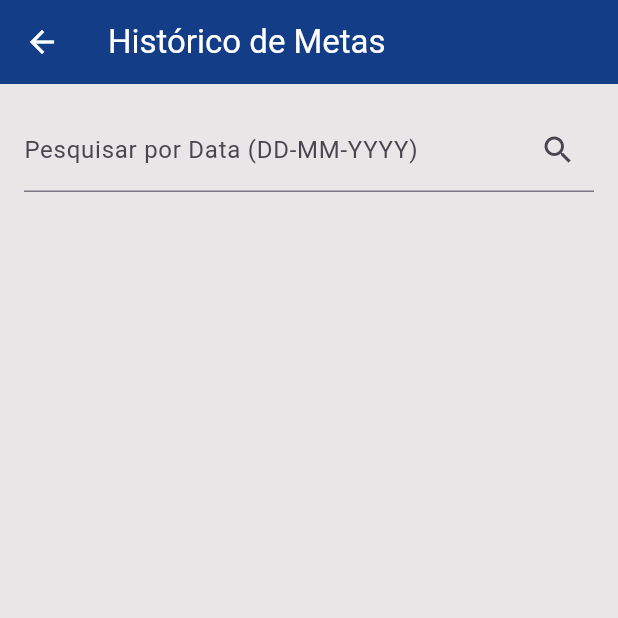
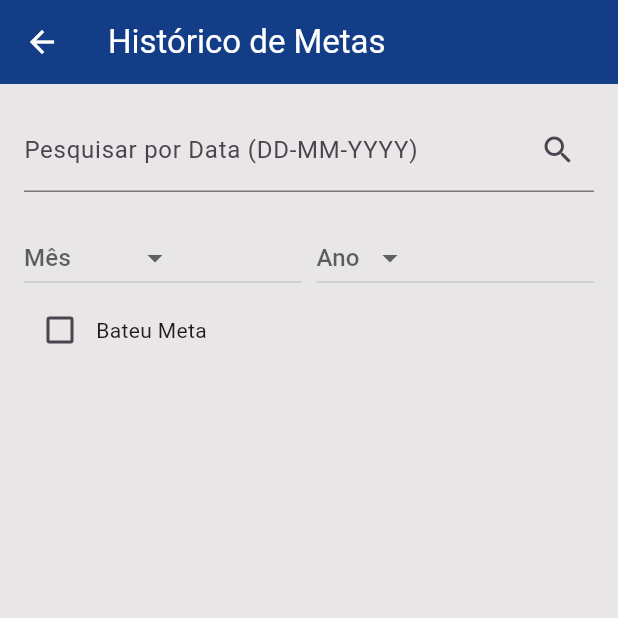
Before and after one commit to liviaxrs/DSI_grupo04_2024.2, a Flutter app: the EdicaoPerfil screen opened by its route, after a tap on the "history" icon, on a phone screen of 412 x 824 dp, the top half of it. Run offline on Flutter 3.47's test engine with Material 3 defaults, Android fonts, the phone set to English and light mode, and no system bars; our stand-ins replace cloud_firestore, date_picker_timeline, firebase_auth, firebase_core, fl_chart, geocoding and 3 more; accounts and stored records are empty.

Commit message:
adicionando filtro de metas, melhorando interface e resolvendo ultimos bugs

```diff
--- a/flutter_application_1/lib/screens/tela_edicao_perfil.dart
+++ b/flutter_application_1/lib/screens/tela_edicao_perfil.dart
@@ -157,12 +157,11 @@ class _EdicaoPerfilState extends State<EdicaoPerfil> {
     }
   }
 
-  // Função para excluir a conta
   Future<void> _excluirConta() async {
     User? usuarioAtual = FirebaseAuth.instance.currentUser;
     if (usuarioAtual != null) {
       try {
-        // Obtém uma referência ao Firestore
+
         FirebaseFirestore firestore = FirebaseFirestore.instance;
 
         // Deleta todas as tarefas associadas ao usuário
@@ -175,7 +174,6 @@ class _EdicaoPerfilState extends State<EdicaoPerfil> {
           await firestore.collection('tasks').doc(doc.id).delete();
         }
 
-        // Deleta o usuário da coleção 'usuarios'
         await firestore.collection('usuarios').doc(usuarioAtual.uid).delete();
 
         // Exclui a conta do Authentication
@@ -184,7 +182,6 @@ class _EdicaoPerfilState extends State<EdicaoPerfil> {
         // Redireciona para a tela de login
         Navigator.pushReplacementNamed(context, '/tela_login');
       } catch (e) {
-        print("Erro ao excluir a conta: $e");
         // Exibe mensagem de erro
         ScaffoldMessenger.of(context).showSnackBar(SnackBar(
           content: Text("Erro ao excluir a conta: $e"),
@@ -205,14 +202,14 @@ class _EdicaoPerfilState extends State<EdicaoPerfil> {
           actions: [
             TextButton(
               onPressed: () {
-                Navigator.of(context).pop(); // Fecha o pop-up
+                Navigator.of(context).pop();
               },
               child: const Text("Cancelar"),
             ),
             TextButton(
               onPressed: () {
-                Navigator.of(context).pop(); // Fecha o pop-up
-                _excluirConta(); // Chama a função para excluir a conta
+                Navigator.of(context).pop();
+                _excluirConta();
               },
               child: const Text(
                 "Excluir",
@@ -270,12 +267,11 @@ class _EdicaoPerfilState extends State<EdicaoPerfil> {
       body: Padding(
         padding: const EdgeInsets.all(16.0),
         child: SingleChildScrollView(
-          child: Center(  // Centraliza todo o conteúdo
+          child: Center(
             child: Column(
-              mainAxisAlignment: MainAxisAlignment.center,  // Centraliza verticalmente
-              crossAxisAlignment: CrossAxisAlignment.center,  // Centraliza horizontalmente
+              mainAxisAlignment: MainAxisAlignment.center,
+              crossAxisAlignment: CrossAxisAlignment.center,
               children: [
-                // Título para a seção de informações do perfil
                 Text(
                   'Informações do Perfil',
                   style: TextStyle(
@@ -310,7 +306,6 @@ class _EdicaoPerfilState extends State<EdicaoPerfil> {
                   ),
                 ),
                 const SizedBox(height: 40),
-                // Título para a seção de metas do dia
                 Text(
                   'Meta do Dia',
                   style: TextStyle(
@@ -338,7 +333,6 @@ class _EdicaoPerfilState extends State<EdicaoPerfil> {
                   ],
                 ),
                 const SizedBox(height: 40),
-                // Botão para excluir a conta
                 ElevatedButton(
                   onPressed: _confirmarExclusaoConta,
                   style: ElevatedButton.styleFrom(
--- a/flutter_application_1/lib/screens/tela_historicometas.dart
+++ b/flutter_application_1/lib/screens/tela_historicometas.dart
@@ -14,11 +14,25 @@ class HistoricoMetasScreen extends StatefulWidget {
 class _HistoricoMetasScreenState extends State<HistoricoMetasScreen> {
   final TextEditingController _dataController = TextEditingController();
   List<Meta> _metas = [];
+  String? _selectedMonth;
+  String? _selectedYear;
+  bool _bateuMetaFilter = false;
+
+  final List<String> _months = [
+    'Janeiro', 'Fevereiro', 'Março', 'Abril', 'Maio', 'Junho',
+    'Julho', 'Agosto', 'Setembro', 'Outubro', 'Novembro', 'Dezembro'
+  ];
+  final List<String> _years = ['2023', '2024', '2025', '2026', '2027', '2028', '2029', '2030'];
 
   @override
   void initState() {
     super.initState();
     _buscarMetas();
+
+    FirebaseFirestore.instance.collection('tasks').snapshots().listen((snapshot) {
+      _updateMetaWithCompletedTasks();
+      _buscarMetas();
+    });
   }
 
   Future<void> _buscarMetas({String? data}) async {
@@ -36,15 +50,60 @@ class _HistoricoMetasScreenState extends State<HistoricoMetasScreen> {
       query = query.where('date', isEqualTo: formattedDate);
     }
 
+    if (_selectedMonth != null && _selectedYear != null) {
+      final monthIndex = _months.indexOf(_selectedMonth!) + 1;
+      final startDate = '$_selectedYear-${monthIndex.toString().padLeft(2, '0')}-01';
+      final endDate = '$_selectedYear-${monthIndex.toString().padLeft(2, '0')}-31';
+      query = query.where('date', isGreaterThanOrEqualTo: startDate).where('date', isLessThanOrEqualTo: endDate);
+    }
+
     final snapshot = await query.get();
 
-    // Evita chamar setState() se o widget já foi descartado
     if (!mounted) return;
 
     setState(() {
       _metas = snapshot.docs
           .map((doc) => Meta.fromJson(doc.id, doc.data() as Map<String, dynamic>))
           .toList();
+
+      if (_bateuMetaFilter) {
+        _metas = _metas.where((meta) => meta.taskIds.length >= meta.taskGoal).toList();
+      }
+    });
+  }
+
+  Future<void> _updateMetaWithCompletedTasks() async {
+    final user = FirebaseAuth.instance.currentUser;
+    if (user == null) return;
+
+    final today = DateTime.now();
+    final formattedDate =
+        '${today.year}-${today.month.toString().padLeft(2, '0')}-${today.day.toString().padLeft(2, '0')}';
+
+    // Buscar a meta do dia
+    final metaQuery = await FirebaseFirestore.instance
+        .collection('metas')
+        .where('userId', isEqualTo: user.uid)
+        .where('date', isEqualTo: formattedDate)
+        .get();
+
+    if (metaQuery.docs.isEmpty) return;
+
+    final metaDoc = metaQuery.docs.first;
+
+    // Buscar tarefas completadas do dia
+    final tasksQuery = await FirebaseFirestore.instance
+        .collection('tasks')
+        .where('userId', isEqualTo: user.uid)
+        .where('isComplete', isEqualTo: true)
+        .where('date', isEqualTo: formattedDate)
+        .get();
+
+    List<String> completedTaskIds = tasksQuery.docs.map((doc) => doc.id).toList();
+
+    // Atualizar a meta com as tarefas completadas
+    await FirebaseFirestore.instance.collection('metas').doc(metaDoc.id).update({
+      'taskIds': completedTaskIds,
     });
   }
 
@@ -78,6 +137,62 @@ class _HistoricoMetasScreenState extends State<HistoricoMetasScreen> {
                   onPressed: () => _buscarMetas(data: _dataController.text),
                 ),
               ),
+            ),
+            const SizedBox(height: 20),
+            Row(
+              children: [
+                Expanded(
+                  child: DropdownButton<String>(
+                    value: _selectedMonth,
+                    hint: const Text('Mês'),
+                    onChanged: (String? newValue) {
+                      setState(() {
+                        _selectedMonth = newValue;
+                      });
+                      _buscarMetas();
+                    },
+                    items: _months.map<DropdownMenuItem<String>>((String value) {
+                      return DropdownMenuItem<String>(
+                        value: value,
+                        child: Text(value),
+                      );
+                    }).toList(),
+                  ),
+                ),
+                const SizedBox(width: 10),
+                Expanded(
+                  child: DropdownButton<String>(
+                    value: _selectedYear,
+                    hint: const Text('Ano'),
+                    onChanged: (String? newValue) {
+                      setState(() {
+                        _selectedYear = newValue;
+                      });
+                      _buscarMetas();
+                    },
+                    items: _years.map<DropdownMenuItem<String>>((String value) {
+                      return DropdownMenuItem<String>(
+                        value: value,
+                        child: Text(value),
+                      );
+                    }).toList(),
+                  ),
+                ),
+              ],
+            ),
+            Row(
+              children: [
+                Checkbox(
+                  value: _bateuMetaFilter,
+                  onChanged: (bool? value) {
+                    setState(() {
+                      _bateuMetaFilter = value ?? false;
+                    });
+                    _buscarMetas();
+                  },
+                ),
+                const Text('Bateu Meta'),
+              ],
             ),
             const SizedBox(height: 20),
             Expanded(
```
Also changed, not shown: flutter_application_1/lib/screens/tela_perfil.dart (+23 -11 lines).
